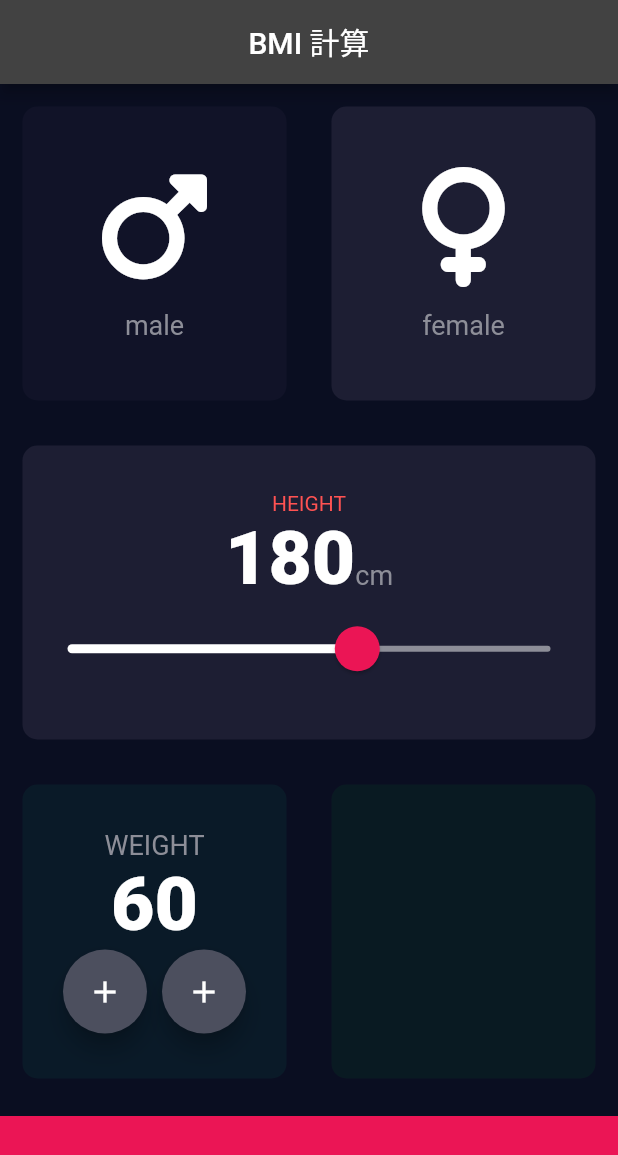
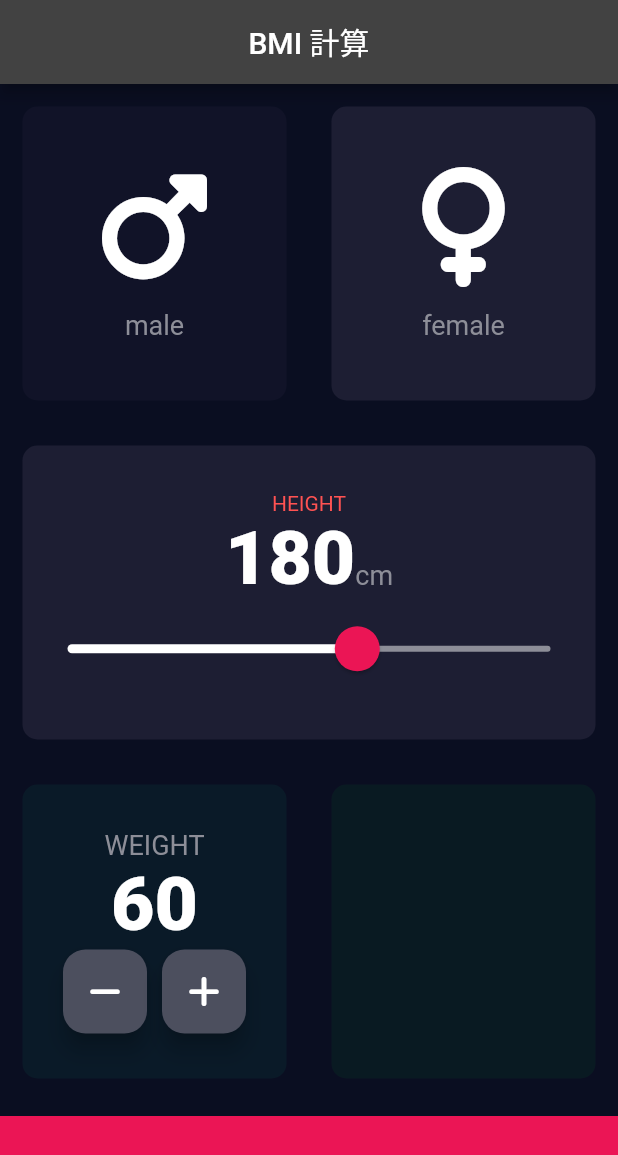
Before and after one commit to KYOHEI-jp/bmi_calculator, a Flutter app: the screen it shows after launch, on a phone screen of 412 x 824 dp. Shown: the top 1155 px of the screen. Run offline on Flutter 3.47's test engine with Material 2 defaults, Android fonts, the phone set to English and light mode, and no system bars; our stand-ins replace font_awesome_flutter.

Commit message:
RoundedRectangleBorder

```diff
--- a/lib/input_page.dart
+++ b/lib/input_page.dart
@@ -152,18 +152,13 @@ class _InputPageState extends State<InputPage> {
                           mainAxisAlignment: MainAxisAlignment.center,
                           children: [
                             RoundIconButton(
-                              child: Icon(Icons.add),
+                              icon: FontAwesomeIcons.minus,
                             ),
                             SizedBox(
                               width: 10.0,
                             ),
-                            FloatingActionButton(
-                              backgroundColor: Color(0xFF4C4F5E),
-                              onPressed: () {},
-                              child: Icon(
-                                Icons.add,
-                                color: Colors.white,
-                              ),
+                            RoundIconButton(
+                              icon: FontAwesomeIcons.plus,
                             ),
                           ],
                         )
@@ -195,20 +190,22 @@ class _InputPageState extends State<InputPage> {
 }
 
 class RoundIconButton extends StatelessWidget {
-  final Widget child;
+  final IconData icon;
 
-  const RoundIconButton({Key? key, required this.child}) : super(key: key);
+  const RoundIconButton({Key? key, required this.icon}) : super(key: key);
 
   @override
   Widget build(BuildContext context) {
     return RawMaterialButton(
-        child: child,
+        child: Icon(icon),
         elevation: 6.0,
         constraints: BoxConstraints.tightFor(
           width: 56.0,
           height: 56.0,
         ),
-        shape: CircleBorder(),
+        shape: RoundedRectangleBorder(
+          borderRadius: BorderRadius.circular(15.0),
+        ),
         fillColor: Color(0xFF4C4F5E),
         onPressed: () {});
   }
```
